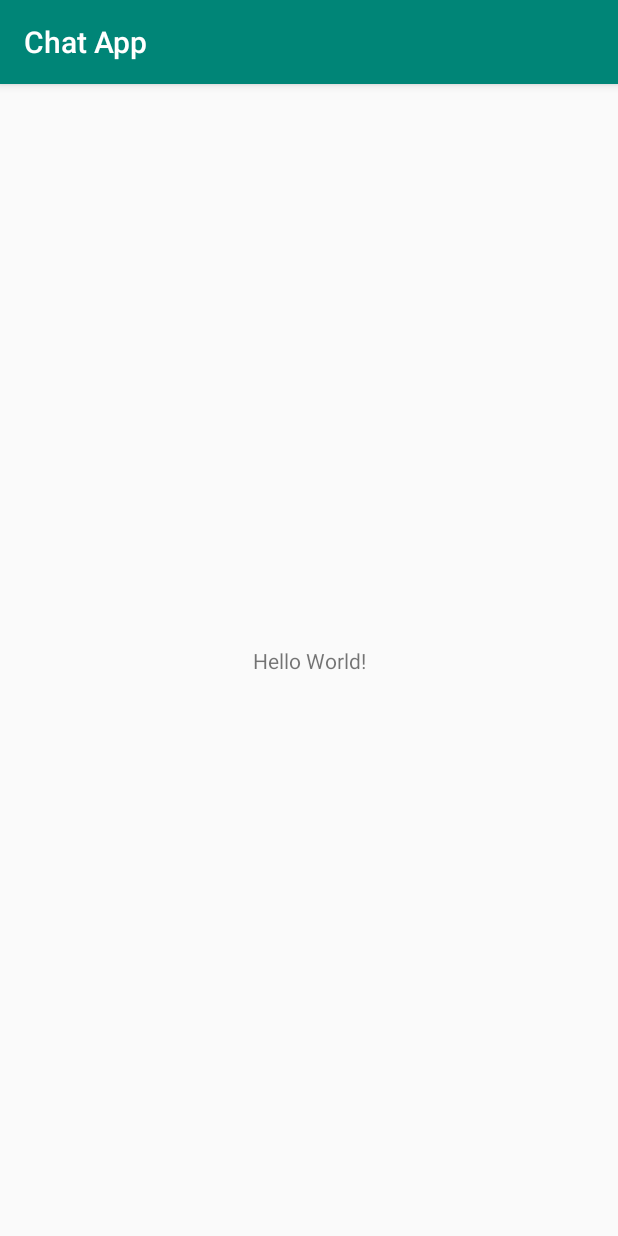
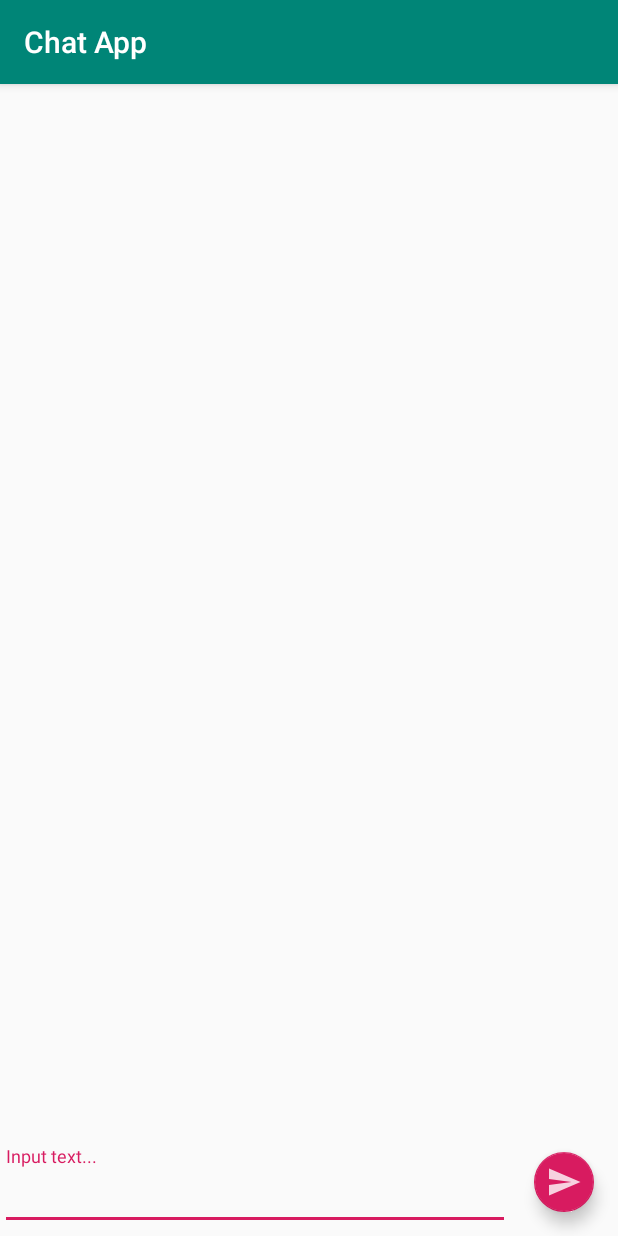
Before and after one commit to 3yebMB/Chat-App, an Android app: the screen it shows after launch (MainActivity), on a phone screen of 412 x 824 dp. Run offline under Robolectric (Android 15) with nearby library versions, the phone set to English and light mode, and no system bars.

Commit message:
add res and list item

```diff
--- /dev/null
+++ b/app/src/main/res/drawable-anydpi/ic_sendButton.xml
@@ -0,0 +1,11 @@
+<vector xmlns:android="http://schemas.android.com/apk/res/android"
+    android:width="24dp"
+    android:height="24dp"
+    android:viewportWidth="24"
+    android:viewportHeight="24"
+    android:tint="#777BE5"
+    android:alpha="0.8">
+    <path
+        android:fillColor="#FF000000"
+        android:pathData="M2.01,21L23,12 2.01,3 2,10l15,2 -15,2z"/>
+</vector>
--- a/app/src/main/res/layout/activity_main.xml
+++ b/app/src/main/res/layout/activity_main.xml
@@ -1,18 +1,52 @@
 <?xml version="1.0" encoding="utf-8"?>
-<androidx.constraintlayout.widget.ConstraintLayout xmlns:android="http://schemas.android.com/apk/res/android"
+<RelativeLayout
+    xmlns:android="http://schemas.android.com/apk/res/android"
     xmlns:app="http://schemas.android.com/apk/res-auto"
     xmlns:tools="http://schemas.android.com/tools"
     android:layout_width="match_parent"
     android:layout_height="match_parent"
     tools:context=".MainActivity">
 
-    <TextView
+    <com.google.android.material.floatingactionbutton.FloatingActionButton
+        android:id="@+id/btn_send"
         android:layout_width="wrap_content"
         android:layout_height="wrap_content"
-        android:text="Hello World!"
-        app:layout_constraintBottom_toBottomOf="parent"
-        app:layout_constraintLeft_toLeftOf="parent"
-        app:layout_constraintRight_toRightOf="parent"
-        app:layout_constraintTop_toTopOf="parent" />
+        android:clickable="true"
+        android:src="@drawable/ic_sendButton"
+        android:tint="@android:color/white"
+        android:layout_alignParentBottom="true"
+        android:layout_alignParentEnd="true"
+        android:layout_margin="16dp"
+        app:fabSize="mini" />
 
-</androidx.constraintlayout.widget.ConstraintLayout>
+    <com.google.android.material.textfield.TextInputLayout
+        android:id="@+id/text_layout"
+        android:layout_width="match_parent"
+        android:layout_height="wrap_content"
+        android:layout_alignParentBottom="true"
+        android:layout_alignParentStart="true"
+        android:layout_toStartOf="@id/btn_send"
+        android:layout_marginBottom="4dp">
+
+        <EditText
+            android:id="@+id/message_field"
+            android:layout_width="match_parent"
+            android:layout_height="wrap_content"
+            android:hint="@string/input_text"/>
+
+    </com.google.android.material.textfield.TextInputLayout>
+
+    <ListView
+        android:id="@+id/list_of_messages"
+        android:layout_width="match_parent"
+        android:layout_height="match_parent"
+        android:layout_above="@id/text_layout"
+        android:layout_alignParentTop="true"
+        android:layout_alignParentStart="true"
+        android:divider="@android:color/transparent"
+        android:dividerHeight="16dp"
+        android:layout_marginBottom="16dp">
+
+    </ListView>
+
+</RelativeLayout>
--- a/app/src/main/res/values/strings.xml
+++ b/app/src/main/res/values/strings.xml
@@ -1,3 +1,4 @@
 <resources>
     <string name="app_name">Chat App</string>
+    <string name="input_text">Input text...</string>
 </resources>
```
Also changed, not shown: app/src/main/res/layout/list_item.xml (added, +36 -0 lines), app/src/main/res/drawable-hdpi/ic_sendButton.png (added), app/src/main/res/drawable-mdpi/ic_sendButton.png (added), app/src/main/res/drawable-xhdpi/ic_sendButton.png (added), app/src/main/res/drawable-xxhdpi/ic_sendButton.png (added).
